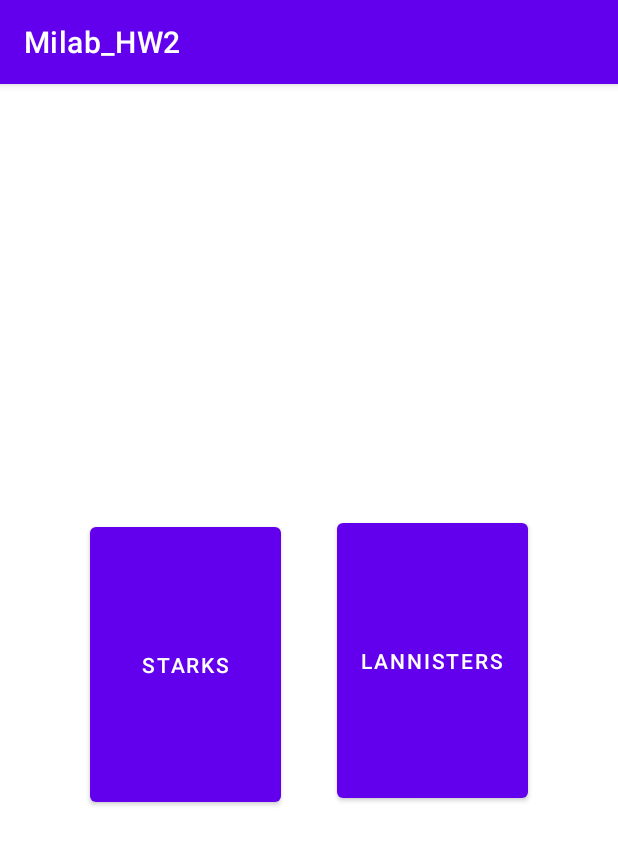
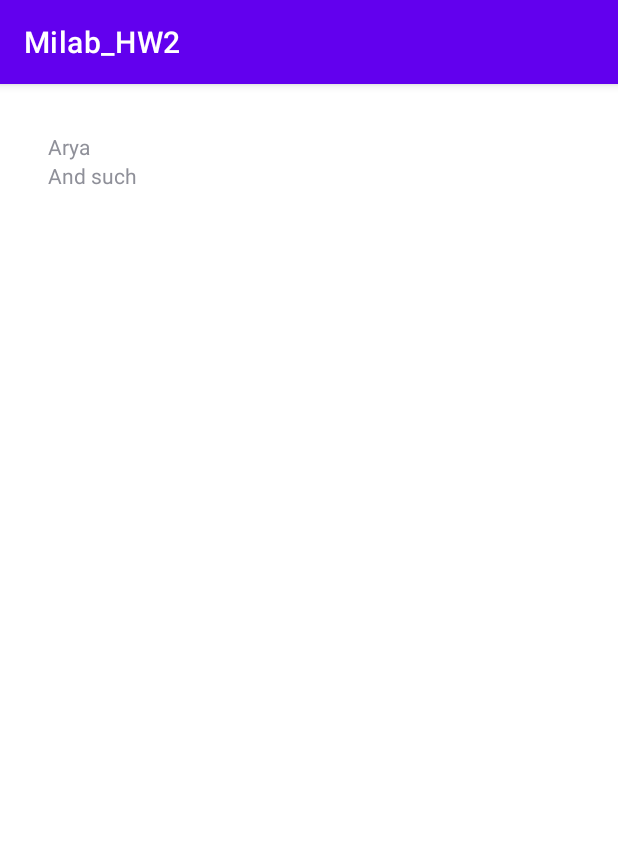
Before and after one commit to idankri/MiLab_HW, an Android app: the screen it shows after launch (MainActivity before the commit, StarksGalleryActivity after it), after a tap on "STARKS", on a phone screen of 412 x 824 dp. Shown: the top 845 px of the screen. Run offline under Robolectric (Android 15) with nearby library versions, the phone set to English and light mode, and no system bars.

Commit message:
Current progress of my work

```diff
--- a/HW2/app/src/main/AndroidManifest.xml
+++ b/HW2/app/src/main/AndroidManifest.xml
@@ -9,6 +9,9 @@
         android:roundIcon="@mipmap/ic_launcher_round"
         android:supportsRtl="true"
         android:theme="@style/Theme.Milab_HW2">
+        <activity android:name=".LanistersGalleryActivity"></activity>
+        <activity android:name=".StarksGalleryActivity" />
+        <activity android:name=".GalleryActivity" />
         <activity android:name=".MainActivity">
             <intent-filter>
                 <action android:name="android.intent.action.MAIN" />
--- /dev/null
+++ b/HW2/app/src/main/java/com/example/milab_hw2/GalleryActivity.java
@@ -0,0 +1,24 @@
+package com.example.milab_hw2;
+
+import androidx.appcompat.app.AppCompatActivity;
+import androidx.recyclerview.widget.LinearLayoutManager;
+import androidx.recyclerview.widget.RecyclerView;
+
+import android.os.Bundle;
+
+public abstract class GalleryActivity extends AppCompatActivity {
+    @Override
+    protected void onCreate(Bundle savedInstanceState) {
+        super.onCreate(savedInstanceState);
+        setContentView(R.layout.activity_gallery);
+
+    }
+
+    void init(String[] data, int[] images){
+        GalleryAdapter adapter = new GalleryAdapter(this.getBaseContext(), data, new int[2]);
+        RecyclerView recyclerView = findViewById(R.id.recyclerView);
+
+        recyclerView.setLayoutManager(new LinearLayoutManager(this.getBaseContext()));
+        recyclerView.setAdapter(adapter);
+    }
+}
--- /dev/null
+++ b/HW2/app/src/main/java/com/example/milab_hw2/GalleryAdapter.java
@@ -0,0 +1,48 @@
+package com.example.milab_hw2;
+
+import android.content.Context;
+import android.view.View;
+import android.view.ViewGroup;
+import android.widget.ImageView;
+import android.widget.TextView;
+
+import androidx.annotation.NonNull;
+import androidx.recyclerview.widget.RecyclerView;
+
+public class GalleryAdapter extends RecyclerView.Adapter<GalleryAdapter.GalleryViewHolder>{
+    private Context context;
+    private String[] data;
+    int[] images;
+    public GalleryAdapter(Context context, String[] data, int[] images){
+        this.context = context;
+        this.data = data;
+        this.images = images;
+    }
+    @NonNull
+    @Override
+    public GalleryViewHolder onCreateViewHolder(@NonNull ViewGroup parent, int viewType) {
+        //ImageView imgView = new ImageView(pare)
+        TextView textView = new TextView(context);
+        GalleryViewHolder holder = new GalleryViewHolder(textView);
+        return holder;
+    }
+
+    @Override
+    public void onBindViewHolder(@NonNull GalleryViewHolder holder, int position) {
+        String textForDisplay = this.data[position];
+        holder.mTextView.setText(textForDisplay);
+    }
+
+    @Override
+    public int getItemCount() {
+        return data.length;
+    }
+
+    public static class GalleryViewHolder extends RecyclerView.ViewHolder {
+        private TextView mTextView;
+        public GalleryViewHolder(View itemView) {
+            super(itemView);
+            mTextView = (TextView)itemView;
+        }
+    }
+}
--- a/HW2/app/src/main/java/com/example/milab_hw2/MainActivity.java
+++ b/HW2/app/src/main/java/com/example/milab_hw2/MainActivity.java
@@ -2,6 +2,7 @@ package com.example.milab_hw2;
 
 import androidx.appcompat.app.AppCompatActivity;
 
+import android.content.Intent;
 import android.os.Bundle;
 import android.view.View;
 import android.widget.Button;
@@ -17,11 +18,17 @@ public class MainActivity extends AppCompatActivity {
         Button lannisters_button = (Button)findViewById(R.id.lanisters_button);
 
         starks_button.setOnClickListener(new View.OnClickListener() {
-
             @Override
             public void onClick(View v) {
-                Toast toast = Toast.makeText(v.getContext(), "Hello!!!!!", Toast.LENGTH_SHORT);
-                toast.show();
+                Intent intent = new Intent(v.getContext(), StarksGalleryActivity.class);
+                startActivity(intent);
+            }
+        });
+        lannisters_button.setOnClickListener(new View.OnClickListener() {
+            @Override
+            public void onClick(View v) {
+                Intent intent = new Intent(v.getContext(), LanistersGalleryActivity.class);
+                startActivity(intent);
             }
         });
     }
--- /dev/null
+++ b/HW2/app/src/main/java/com/example/milab_hw2/StarksGalleryActivity.java
@@ -0,0 +1,20 @@
+package com.example.milab_hw2;
+
+import androidx.appcompat.app.AppCompatActivity;
+import androidx.recyclerview.widget.LinearLayoutManager;
+import androidx.recyclerview.widget.RecyclerView;
+
+import android.os.Bundle;
+
+public class StarksGalleryActivity extends GalleryActivity {
+
+    @Override
+    protected void onCreate(Bundle savedInstanceState) {
+        super.onCreate(savedInstanceState);
+        setContentView(R.layout.activity_starks_gallery);
+
+        String[] starks_data= {"Arya", "And such"};
+        int[] images = {}; //To be implemented
+        init(starks_data, images);
+    }
+}
--- /dev/null
+++ b/HW2/app/src/main/res/layout/activity_gallery.xml
@@ -0,0 +1,25 @@
+<?xml version="1.0" encoding="utf-8"?>
+<androidx.constraintlayout.widget.ConstraintLayout xmlns:android="http://schemas.android.com/apk/res/android"
+    xmlns:app="http://schemas.android.com/apk/res-auto"
+    xmlns:tools="http://schemas.android.com/tools"
+    android:layout_width="match_parent"
+    android:layout_height="match_parent"
+    tools:context=".GalleryActivity">
+
+    <androidx.recyclerview.widget.RecyclerView
+        android:id="@+id/recyclerView"
+        android:layout_width="match_parent"
+        android:layout_height="match_parent"
+        android:layout_marginStart="32dp"
+        android:layout_marginTop="32dp"
+        android:layout_marginEnd="32dp"
+        android:layout_marginBottom="32dp"
+        android:visibility="visible"
+        app:layout_constraintBottom_toBottomOf="parent"
+        app:layout_constraintEnd_toEndOf="parent"
+        app:layout_constraintHorizontal_bias="1.0"
+        app:layout_constraintStart_toStartOf="parent"
+        app:layout_constraintTop_toTopOf="parent"
+        app:layout_constraintVertical_bias="1.0"
+        tools:visibility="visible" />
+</androidx.constraintlayout.widget.ConstraintLayout>
--- /dev/null
+++ b/HW2/app/src/main/res/layout/activity_starks_gallery.xml
@@ -0,0 +1,10 @@
+<?xml version="1.0" encoding="utf-8"?>
+<androidx.constraintlayout.widget.ConstraintLayout xmlns:android="http://schemas.android.com/apk/res/android"
+    xmlns:app="http://schemas.android.com/apk/res-auto"
+    xmlns:tools="http://schemas.android.com/tools"
+    android:layout_width="match_parent"
+    android:layout_height="match_parent"
+    tools:context=".StarksGalleryActivity">
+
+    <include layout="@layout/activity_gallery" />
+</androidx.constraintlayout.widget.ConstraintLayout>
--- /dev/null
+++ b/HW2/app/src/main/res/values-round/strings.xml
@@ -0,0 +1,3 @@
+<resources>
+    <string name="hello_world">Hello Round World!</string>
+</resources>
```
Also changed, not shown: HW2/app/src/main/java/com/example/milab_hw2/LanistersGalleryActivity.java (added, +18 -0 lines), HW2/app/src/main/res/layout/activity_lanisters_gallery.xml (added, +9 -0 lines), HW2/app/src/main/res/values/dimens.xml (added, +15 -0 lines).
